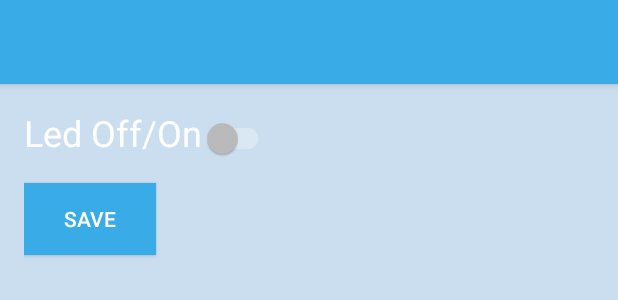
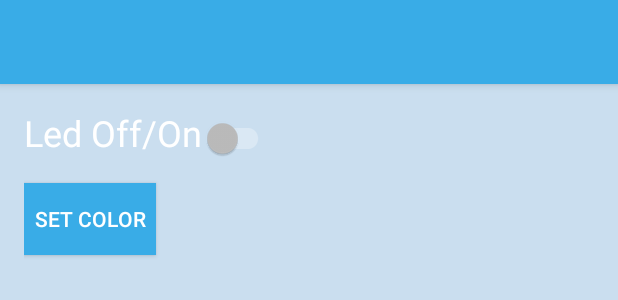
Before and after one commit to PWSZtar/light, an Android app: the layout activity_basic.xml on its own in the app's theme, with its tools: preview values and no code run, on a phone screen of 412 x 824 dp. Shown: the top 300 px of the screen. Run offline under Robolectric (Android 15) with nearby library versions, the phone set to English and light mode, and no system bars.

Commit message:
set color

```diff
--- a/app/src/main/res/layout/activity_basic.xml
+++ b/app/src/main/res/layout/activity_basic.xml
@@ -49,6 +49,6 @@
             android:layout_height="wrap_content"
             android:background="@color/Blue"
 
-            android:text="@string/save" />
+            android:text="@string/set_color" />
     </LinearLayout>
 </LinearLayout>
--- a/app/src/main/res/values/strings.xml
+++ b/app/src/main/res/values/strings.xml
@@ -18,4 +18,6 @@
     <string name="brightnes">Brightnes</string>
     <string name="basic">Basic</string>
     <string name="save_color">Save color</string>
+    <string name="set_color">Set color</string>
+
 </resources>
```
